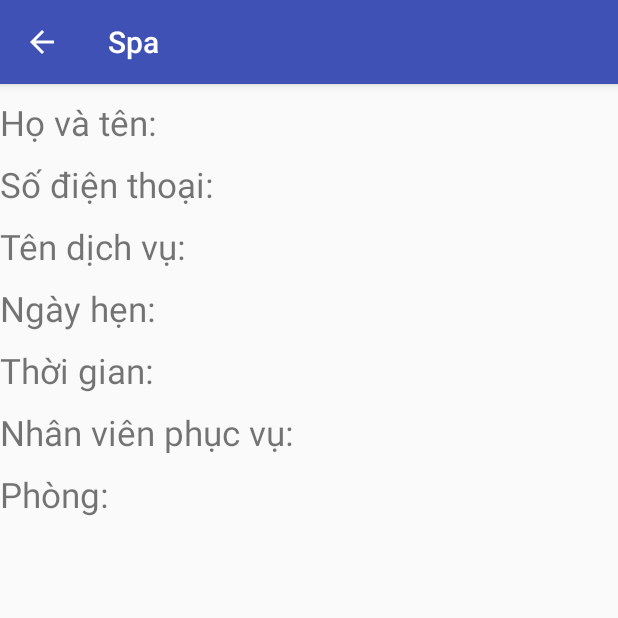
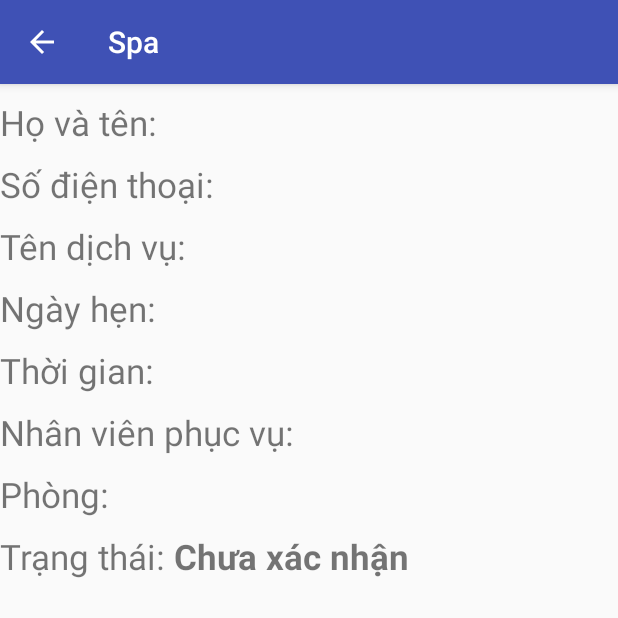
Before and after one commit to tientuyen07/ProjectUpdate, an Android app: the DetailsLichHen screen opened directly, with no data from a screen before it, on a phone screen of 412 x 824 dp, the top half of it. Run offline under Robolectric (Android 15) with nearby library versions, the phone set to English and light mode, and no system bars; our stand-ins replace ButterKnife; 8 statements that could not run were skipped.

Commit message:
UpdateProject31/05_final

```diff
--- a/app/src/main/java/com/example/tient/spa/Fragment/DetailsLichHen.java
+++ b/app/src/main/java/com/example/tient/spa/Fragment/DetailsLichHen.java
@@ -35,6 +35,8 @@ public class DetailsLichHen extends AppCompatActivity {
     TextView sdtkh;
     @BindView(R.id.tvnv)
     TextView tvnv;
+    @BindView(R.id.trang_thai)
+    TextView trangThai;
 
     @Override
     protected void onCreate(Bundle savedInstanceState) {
@@ -51,7 +53,16 @@ public class DetailsLichHen extends AppCompatActivity {
         sdtkh.setText(bundle.getString("SDT") + "");
         hvtkh.setText(bundle.getString("TenKhach") + "");
         tvnv.setText(bundle.getString("TenNhanVien") + "");
+        int xacnhan = bundle.getInt("XacNhan");
+        if (xacnhan == 0) {
+            trangThai.setText("Chưa xác nhận");
+        } else if (xacnhan == 1) {
+            trangThai.setText("Đã xác nhận");
+        } else if (xacnhan == -1) {
+            trangThai.setText("Lịch bị hủy");
+        }
     }
+
     @Override
     public boolean onSupportNavigateUp() {
         onBackPressed();
--- a/app/src/main/java/com/example/tient/spa/MainActivity.java
+++ b/app/src/main/java/com/example/tient/spa/MainActivity.java
@@ -50,6 +50,9 @@ public class MainActivity extends AppCompatActivity {
         if (sharedPrefManager.getSPFirstUser()) {
             launchLoginRegisterScreen();
         }
+
+        // Ẩn thanh taskbar
+        getSupportActionBar().hide();
         if (Build.VERSION.SDK_INT >= Build.VERSION_CODES.LOLLIPOP) {
             getWindow().getDecorView().setSystemUiVisibility(View.SYSTEM_UI_FLAG_LIGHT_STATUS_BAR | View.SYSTEM_UI_FLAG_LAYOUT_FULLSCREEN);
         }
--- a/app/src/main/java/com/example/tient/spa/Util/api/BaseApiService.java
+++ b/app/src/main/java/com/example/tient/spa/Util/api/BaseApiService.java
@@ -62,7 +62,7 @@ public interface BaseApiService {
 
     @FormUrlEncoded
     @POST("UpdateLich.php")
-    Call<List<DatLich>> UpdateLich(@Field("id_lichhen") int id_lichhen,
+    Call<ResponseBody> UpdateLich(@Field("id_lichhen") int id_lichhen,
                                    @Field("ngayhen") String ngayhen,
                                    @Field("khunggio") String khunggio,
                                    @Field("sdt_datlich") String sdt_datlich,
--- a/app/src/main/res/layout/activity_details_lich_hen.xml
+++ b/app/src/main/res/layout/activity_details_lich_hen.xml
@@ -136,5 +136,23 @@
         android:layout_toRightOf="@+id/p"
         android:textSize="23dp"
         android:textStyle="bold" />
+    <TextView
+        android:id="@+id/xacnhan"
+        android:layout_width="wrap_content"
+        android:layout_height="wrap_content"
+        android:layout_below="@+id/p"
+        android:layout_marginTop="10dp"
+        android:text="Trạng thái: "
+        android:textSize="23dp" />
+
+    <TextView
+        android:id="@+id/trang_thai"
+        android:layout_width="wrap_content"
+        android:layout_height="wrap_content"
+        android:layout_below="@+id/p"
+        android:layout_marginTop="10dp"
+        android:layout_toRightOf="@+id/xacnhan"
+        android:textSize="23dp"
+        android:textStyle="bold" />
 
 </RelativeLayout>
```
Also changed, not shown: app/src/main/java/com/example/tient/spa/Fragment/DashboardActivity.java (+13 -5 lines), app/src/main/java/com/example/tient/spa/Fragment/DatLichActivity.java (+35 -10 lines), app/src/main/java/com/example/tient/spa/Fragment/LichSuDatLich.java (+7 -1 lines).
